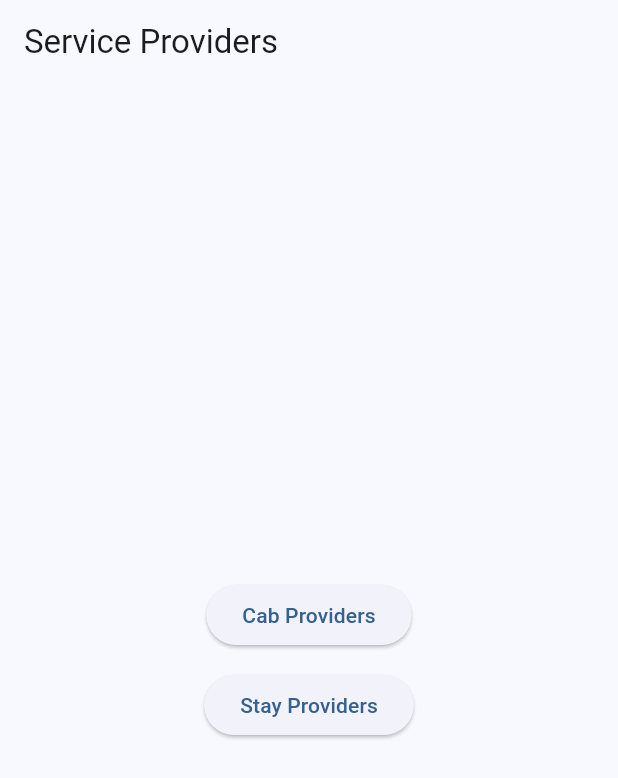
After one commit to 45afeef/rabadmin, a Flutter app: the ServiceProvidersHomePage screen opened by its route, on a phone screen of 412 x 824 dp. The commit adds this screen. Shown: the top 778 px of the screen. Run offline on Flutter 3.47's test engine with Material 3 defaults, Android fonts, the phone set to English and light mode, and no system bars; our stand-ins replace dio, flutter_dotenv, flutter_riverpod, go_router, hive_flutter; missing offline and left inert: rab_dio; accounts and stored records are empty.

Commit message:
WIP-created service home page a dummy list pages

```diff
--- a/lib/app/router.dart
+++ b/lib/app/router.dart
@@ -10,6 +10,11 @@ import '../features/auth/presentation/controllers/auth_controller.dart';
 import '../features/auth/presentation/pages/login_page.dart';
 import '../features/home/presentation/pages/home_page.dart';
 
+// service providers presentation
+import '../features/service_providers/presentation/pages/service_providers_home_page.dart';
+import '../features/service_providers/presentation/pages/cab_providers_list_page.dart';
+import '../features/service_providers/presentation/pages/stay_providers_list_page.dart';
+
 abstract class AppRoutes {
   static const login = '/login';
   static const home = '/';
@@ -17,6 +22,11 @@ abstract class AppRoutes {
   static const agencies = '/agencies';
   static const agencyDetail = '/agencies/:agencyId';
   static const addStaff = '/agencies/:agencyId/add-staff';
+
+  // service provider feature
+  static const serviceProviders = '/service-providers';
+  static const cabProviders = '/service-providers/cab';
+  static const stayProviders = '/service-providers/stay';
 }
 
 /// Router provider (reactive)
@@ -88,6 +98,19 @@ final routerProvider = Provider<GoRouter>((ref) {
           return AddStaffPage(agencyId: agencyId);
         },
       ),
+      // --- service provider routes ---
+      GoRoute(
+        path: AppRoutes.serviceProviders,
+        builder: (context, state) => const ServiceProvidersHomePage(),
+      ),
+      GoRoute(
+        path: AppRoutes.cabProviders,
+        builder: (context, state) => const CabProvidersListPage(),
+      ),
+      GoRoute(
+        path: AppRoutes.stayProviders,
+        builder: (context, state) => const StayProvidersListPage(),
+      ),
     ],
   );
 });
--- a/lib/features/home/presentation/pages/home_page.dart
+++ b/lib/features/home/presentation/pages/home_page.dart
@@ -28,6 +28,10 @@ class HomePage extends ConsumerWidget {
               onPressed: () => context.push(AppRoutes.agencies),
               child: const Text('Agencies List'),
             ),
+            ElevatedButton(
+              onPressed: () => context.push(AppRoutes.serviceProviders),
+              child: const Text('Service Providers'),
+            ),
             Text('You can search and filter STAY here'),
             Text('You can search and filter CAB here'),
             Text('Location, rate, PAX, amenities'),
--- /dev/null
+++ b/lib/features/service_providers/presentation/pages/service_providers_home_page.dart
@@ -0,0 +1,32 @@
+import 'package:flutter/material.dart';
+import 'package:go_router/go_router.dart';
+import '../../../../app/router.dart';
+
+/// Simple landing page for the service providers section. Allows users to
+/// choose between cab or stay providers.
+class ServiceProvidersHomePage extends StatelessWidget {
+  const ServiceProvidersHomePage({super.key});
+
+  @override
+  Widget build(BuildContext context) {
+    return Scaffold(
+      appBar: AppBar(title: const Text('Service Providers')),
+      body: Center(
+        child: Column(
+          mainAxisAlignment: MainAxisAlignment.center,
+          children: [
+            ElevatedButton(
+              onPressed: () => context.push(AppRoutes.cabProviders),
+              child: const Text('Cab Providers'),
+            ),
+            const SizedBox(height: 12),
+            ElevatedButton(
+              onPressed: () => context.push(AppRoutes.stayProviders),
+              child: const Text('Stay Providers'),
+            ),
+          ],
+        ),
+      ),
+    );
+  }
+}
```
Also changed, not shown: lib/core/providers/providers.dart (+5 -8 lines), lib/features/service_providers/presentation/pages/cab_providers_list_page.dart (added, +13 -0 lines), lib/features/service_providers/presentation/pages/stay_providers_list_page.dart (added, +23 -0 lines).
